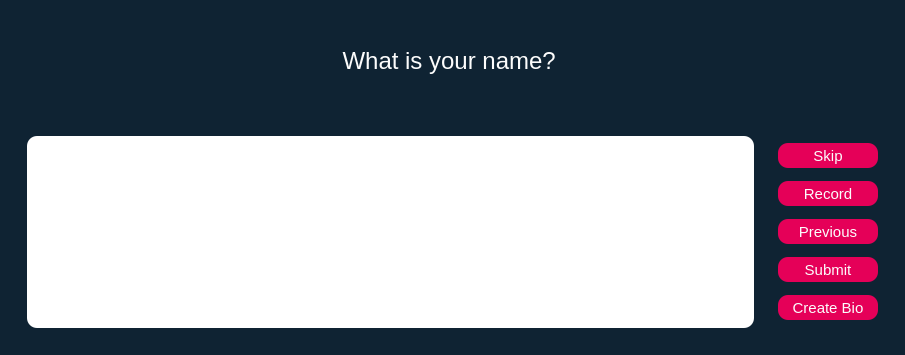
RobinFalter/DeepBio, file view/main_ui.ui: the form before one commit.
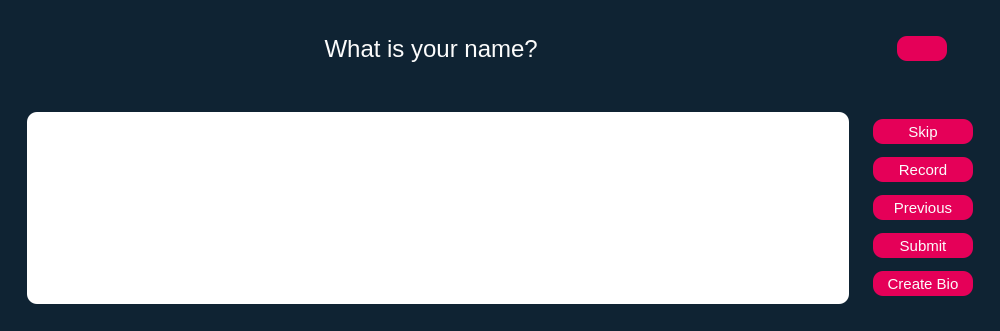
The form after the commit. Icons and pictures are not drawn.

Commit message: Added volume button for listening to questions. Style changes.

Diff of the .ui file:
```diff
--- a/view/main_ui.ui
+++ b/view/main_ui.ui
@@ -6,8 +6,8 @@
    <rect>
     <x>0</x>
     <y>0</y>
-    <width>905</width>
-    <height>355</height>
+    <width>1000</width>
+    <height>331</height>
    </rect>
   </property>
   <property name="windowTitle">
@@ -22,6 +22,23 @@
 	color: #FCFCFC;
 }
 
+QPushButton#volumePushButton {
+	background-color: #E50058;
+	color: #FCFCFC;
+	border-radius: 10px;
+    min-width: 50px;
+    min-height: 25px;
+	font: 15px;
+}
+
+QPushButton#volumePushButton:hover {
+	background-color: #FF740F;
+}
+
+QPushButton#volumePushButton:pressed {
+	background-color:#FFBE36;
+}
+
 QPushButton {
 	background-color: #E50058;
 	color: #FCFCFC;
@@ -48,6 +65,12 @@
    <layout class="QVBoxLayout" name="verticalLayout">
     <item>
      <widget class="QWidget" name="widget" native="true">
+      <property name="sizePolicy">
+       <sizepolicy hsizetype="Preferred" vsizetype="Preferred">
+        <horstretch>0</horstretch>
+        <verstretch>0</verstretch>
+       </sizepolicy>
+      </property>
       <layout class="QHBoxLayout" name="horizontalLayout_3">
        <item>
         <widget class="QLabel" name="questionLabel">
@@ -64,6 +87,67 @@
          </property>
         </widget>
        </item>
+       <item>
+        <spacer name="horizontalSpacer">
+         <property name="orientation">
+          <enum>Qt::Horizontal</enum>
+         </property>
+         <property name="sizeType">
+          <enum>QSizePolicy::Maximum</enum>
+         </property>
+         <property name="sizeHint" stdset="0">
+          <size>
+           <width>40</width>
+           <height>20</height>
+          </size>
+         </property>
+        </spacer>
+       </item>
+       <item>
+        <widget class="QPushButton" name="volumePushButton">
+         <property name="sizePolicy">
+          <sizepolicy hsizetype="Maximum" vsizetype="Fixed">
+           <horstretch>0</horstretch>
+           <verstretch>0</verstretch>
+          </sizepolicy>
+         </property>
+         <property name="minimumSize">
+          <size>
+           <width>50</width>
+           <height>25</height>
+          </size>
+         </property>
+         <property name="text">
+          <string/>
+         </property>
+         <property name="icon">
+          <iconset resource="logos_rc.qrc">
+           <normaloff>:/view/logos/volume-2.svg</normaloff>:/view/logos/volume-2.svg</iconset>
+         </property>
+         <property name="iconSize">
+          <size>
+           <width>21</width>
+           <height>21</height>
+          </size>
+         </property>
+        </widget>
+       </item>
+       <item>
+        <spacer name="horizontalSpacer_2">
+         <property name="orientation">
+          <enum>Qt::Horizontal</enum>
+         </property>
+         <property name="sizeType">
+          <enum>QSizePolicy::Maximum</enum>
+         </property>
+         <property name="sizeHint" stdset="0">
+          <size>
+           <width>35</width>
+           <height>20</height>
+          </size>
+         </property>
+        </spacer>
+       </item>
       </layout>
      </widget>
     </item>
```
Left out of the diff: 4 changed lines with no effect on the pictures. The commit also changes 296 other files.
